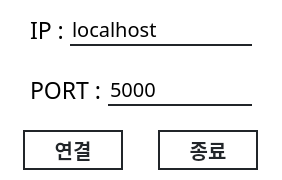
This is client/view/view_connect.ui in si-yeon/management_program as Qt 5 draws it before an edit. The edited form follows.
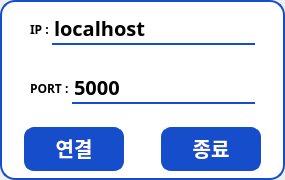
This is the edited form.

What changed in the file:
```diff
--- a/client/view/view_connect.ui
+++ b/client/view/view_connect.ui
@@ -6,7 +6,7 @@
    <rect>
     <x>0</x>
     <y>0</y>
-    <width>282</width>
+    <width>285</width>
     <height>180</height>
    </rect>
   </property>
@@ -47,6 +47,10 @@
       <string notr="true">QWidget{
 font-family: Pretendard;
 background-color: rgb(255, 255, 255);
+border: 2px solid #164DCA;
+border-top-left-radius: 15px;
+border-top-right-radius: 15px;
+border-bottom:none;
 }</string>
      </property>
      <layout class="QHBoxLayout" name="horizontalLayout_3">
@@ -67,12 +71,25 @@
       </property>
       <item>
        <widget class="QLabel" name="label_2">
+        <property name="sizePolicy">
+         <sizepolicy hsizetype="Preferred" vsizetype="Fixed">
+          <horstretch>0</horstretch>
+          <verstretch>0</verstretch>
+         </sizepolicy>
+        </property>
         <property name="font">
          <font>
           <family>Pretendard</family>
-          <pointsize>17</pointsize>
+          <weight>62</weight>
+          <bold>true</bold>
          </font>
         </property>
+        <property name="styleSheet">
+         <string notr="true">border: none;
+border-radius: 0;
+font-weight:500;
+</string>
+        </property>
         <property name="text">
          <string>IP : </string>
         </property>
@@ -83,10 +100,11 @@
         <property name="styleSheet">
          <string notr="true">QLineEdit{
 border: none; 
-border-bottom: 2px solid  #212529;
+border-bottom: 2px solid #164DCA;
 background-color: transparent;
 font-size: 20px;
 text-align: center;
+font-weight:500;
 }
 
 
@@ -106,6 +124,9 @@
       <string notr="true">QWidget{
 font-family: Pretendard;
 background-color: rgb(255, 255, 255);
+border: 2px solid #164DCA;
+border-top:none;
+border-bottom:none;
 }</string>
      </property>
      <layout class="QHBoxLayout" name="horizontalLayout">
@@ -129,9 +150,16 @@
         <property name="font">
          <font>
           <family>Pretendard</family>
-          <pointsize>17</pointsize>
+          <weight>62</weight>
+          <bold>true</bold>
          </font>
         </property>
+        <property name="styleSheet">
+         <string notr="true">border: none;
+border-radius: 0;
+font-weight:500;
+</string>
+        </property>
         <property name="text">
          <string>PORT : </string>
         </property>
@@ -142,10 +170,11 @@
         <property name="styleSheet">
          <string notr="true">QLineEdit{
 border: none; 
-border-bottom: 2px solid  #212529;
+border-bottom: 2px solid #164DCA;
 background-color: transparent;
 font-size: 20px;
 text-align: center;
+font-weight:500;
 }
 
 
@@ -165,6 +194,10 @@
       <string notr="true">QWidget{
 font-family: Pretendard;
 background-color: rgb(255, 255, 255);
+border: 2px solid #164DCA;
+border-bottom-left-radius: 15px;
+border-bottom-right-radius: 15px;
+border-top:none;
 }</string>
      </property>
      <layout class="QHBoxLayout" name="horizontalLayout_2">
@@ -180,18 +213,21 @@
          <font>
           <family>Pretendard</family>
           <pointsize>-1</pointsize>
-          <weight>62</weight>
+          <weight>75</weight>
           <bold>true</bold>
          </font>
         </property>
         <property name="styleSheet">
-         <string notr="true">border: 2px solid #212529;
-    background-color: #fff;
-    color: #212529;
-    font-weight: 500;
-    font-size: 20px;
-    border-top-left-radius: 0.3rem;
-    border-top-right-radius: 0.3rem;</string>
+         <string notr="true">QPushButton{
+background: #164DCA;
+box-shadow: 0px 2px 12px rgb(25 25 25 / 16%);
+align-items: center;
+color: #fff;
+font-weight: 600;
+font-size: 20px;
+border-radius: 10px;
+padding: 6px;
+}</string>
         </property>
         <property name="text">
          <string>연결</string>
@@ -210,18 +246,21 @@
          <font>
           <family>Pretendard</family>
           <pointsize>-1</pointsize>
-          <weight>62</weight>
+          <weight>75</weight>
           <bold>true</bold>
          </font>
         </property>
         <property name="styleSheet">
-         <string notr="true">border: 2px solid #212529;
-    background-color: #fff;
-    color: #212529;
-    font-weight: 500;
-    font-size: 20px;
-    border-top-left-radius: 0.3rem;
-    border-top-right-radius: 0.3rem;</string>
+         <string notr="true">QPushButton{
+background: #164DCA;
+box-shadow: 0px 2px 12px rgb(25 25 25 / 16%);
+align-items: center;
+color: #fff;
+font-weight: 600;
+font-size: 20px;
+border-radius: 10px;
+padding: 6px;
+}</string>
         </property>
         <property name="text">
          <string>종료</string>
```
